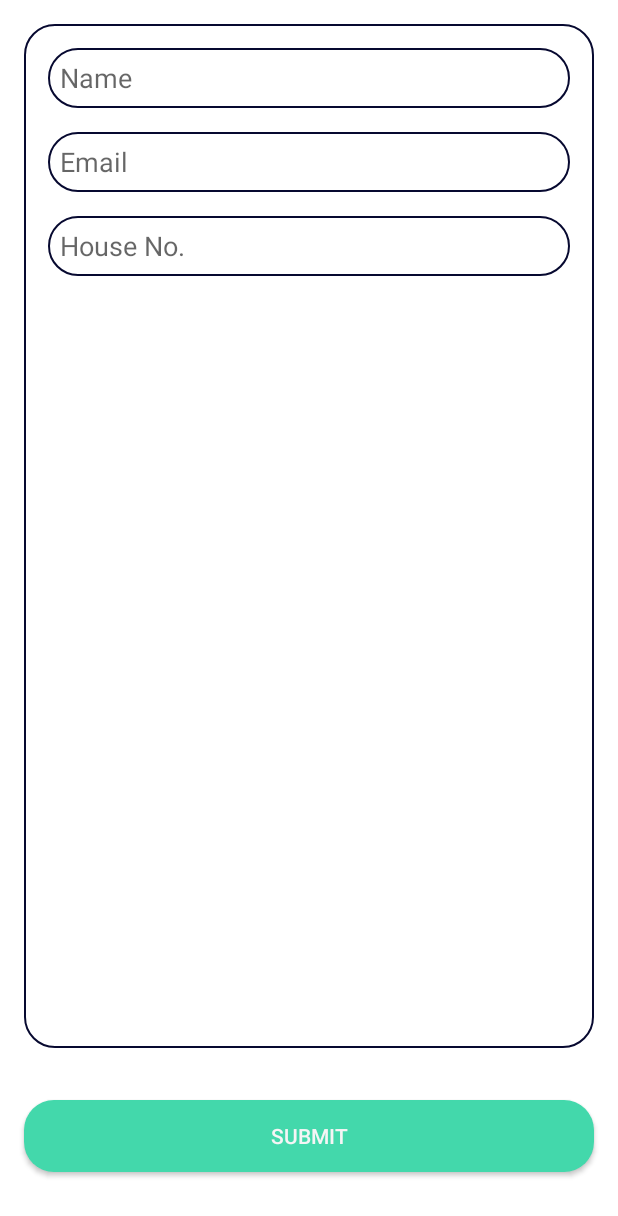
After one commit to lungashandu/OGWatch, an Android app: the UserProfile screen opened directly, with no data from a screen before it, on a phone screen of 412 x 824 dp. The commit adds this screen. Shown: the top 1216 px of the screen. Run offline under Robolectric (Android 15) with nearby library versions, the phone set to English and light mode, and no system bars; our stand-ins replace Firebase (no records; nobody signed in at launch, a user with empty details on screens opened directly).

Commit message:
Saving progress, the laptop fell off the desk. I was worried

```diff
--- a/app/src/main/java/com/example/orientgardenneighbourhoodwatch/CreatePost.java
+++ b/app/src/main/java/com/example/orientgardenneighbourhoodwatch/CreatePost.java
@@ -66,7 +66,7 @@ public class CreatePost extends AppCompatActivity {
             String stolenItem = stolenItemEditText.getText().toString();
             String description = descriptionEditText.getText().toString();
 
-            if (houseNumber.isEmpty() & stolenItem.isEmpty() & description.isEmpty()) {
+            if (houseNumber.isEmpty() || stolenItem.isEmpty() || description.isEmpty()) {
                 Toast.makeText(CreatePost.this, "Please fill all available text fields", Toast.LENGTH_SHORT).show();
 
             } else {
--- /dev/null
+++ b/app/src/main/java/com/example/orientgardenneighbourhoodwatch/UserProfile.java
@@ -0,0 +1,94 @@
+package com.example.orientgardenneighbourhoodwatch;
+
+import android.annotation.SuppressLint;
+import android.content.SharedPreferences;
+import android.os.Bundle;
+import android.view.View;
+import android.widget.Button;
+import android.widget.EditText;
+import android.widget.Toast;
+
+import androidx.annotation.NonNull;
+import androidx.appcompat.app.AppCompatActivity;
+
+import com.google.firebase.auth.FirebaseAuth;
+import com.google.firebase.auth.FirebaseUser;
+import com.google.firebase.database.DataSnapshot;
+import com.google.firebase.database.DatabaseError;
+import com.google.firebase.database.DatabaseReference;
+import com.google.firebase.database.FirebaseDatabase;
+import com.google.firebase.database.ValueEventListener;
+
+import java.util.Objects;
+
+public class UserProfile extends AppCompatActivity {
+    private final DatabaseReference databaseReference = FirebaseDatabase.getInstance().getReference("Users");
+    private String userName;
+    private String userEmail;
+    private String userHouseNumber;
+    private String usercode;
+
+    @Override
+    protected void onCreate(Bundle savedInstanceState) {
+        super.onCreate(savedInstanceState);
+        setContentView(R.layout.activity_user_profile);
+
+        FirebaseUser user = FirebaseAuth.getInstance().getCurrentUser();
+        if (user != null) {
+            userName = user.getDisplayName();
+            userEmail = user.getEmail();
+        }
+
+        EditText nameEditText = findViewById(R.id.userNameEditText);
+        EditText emailEditText = findViewById(R.id.userEmailEditText);
+        EditText houseNumberEditText = findViewById(R.id.ProfileHouseNumberEditText);
+
+        nameEditText.setText(userName);
+        emailEditText.setText(userEmail);
+        houseNumberEditText.requestFocus();
+
+        SharedPreferences sharedPreferences = getSharedPreferences("UserDetails", MODE_PRIVATE);
+
+        Button submitButton = findViewById(R.id.profile_submitButton);
+        submitButton.setOnClickListener(new View.OnClickListener() {
+            @Override
+            public void onClick(View view) {
+                // In case there were changes made on the display name and email
+                if (!Objects.equals(userName, nameEditText.getText().toString())) {
+                    userName = nameEditText.getText().toString();
+                }
+                if (!Objects.equals(userEmail, emailEditText.getText().toString())) {
+                    userEmail = emailEditText.getText().toString();
+                }
+                userHouseNumber = houseNumberEditText.getText().toString();
+
+                if (userName.isEmpty() || userEmail.isEmpty() || userHouseNumber.isEmpty()) {
+                    Toast.makeText(UserProfile.this, "Please fill all available text fields", Toast.LENGTH_SHORT).show();
+                } else {
+                    SharedPreferences.Editor editor = sharedPreferences.edit();
+                    editor.putString("House Number", userHouseNumber);
+                    editor.apply();
+
+                    databaseReference.addListenerForSingleValueEvent(new ValueEventListener() {
+                        @Override
+                        public void onDataChange(@NonNull DataSnapshot snapshot) {
+                            @SuppressLint("DefaultLocale") String count = String.format("%04d", snapshot.getChildrenCount());
+                            usercode = count + System.currentTimeMillis();
+
+                            User user = new User(userName, userEmail, userHouseNumber);
+
+                            databaseReference.child(usercode).setValue(user);
+                        }
+
+                        @Override
+                        public void onCancelled(@NonNull DatabaseError error) {
+
+                        }
+                    });
+                }
+            }
+        });
+    }
+
+
+}
--- /dev/null
+++ b/app/src/main/res/layout/activity_user_profile.xml
@@ -0,0 +1,85 @@
+<?xml version="1.0" encoding="utf-8"?>
+<LinearLayout xmlns:android="http://schemas.android.com/apk/res/android"
+    xmlns:tools="http://schemas.android.com/tools"
+    android:layout_width="match_parent"
+    android:layout_height="match_parent"
+    android:orientation="vertical"
+    tools:context=".UserProfile">
+
+    <LinearLayout
+        android:layout_width="match_parent"
+        android:layout_height="0dp"
+        android:layout_margin="16dp"
+        android:layout_weight="8"
+        android:background="@drawable/rounded_edit_text"
+        android:orientation="vertical">
+
+        <EditText
+            android:id="@+id/userNameEditText"
+            android:layout_width="match_parent"
+            android:layout_height="40dp"
+            android:layout_marginStart="16dp"
+            android:layout_marginTop="16dp"
+            android:layout_marginEnd="16dp"
+            android:background="@drawable/rounded_edit_text"
+            android:hint="@string/user_name"
+            android:inputType="text"
+            android:paddingStart="8dp"
+            android:paddingEnd="8dp"
+            android:singleLine="true"
+            tools:ignore="Autofill" />
+
+        <EditText
+            android:id="@+id/userEmailEditText"
+            android:layout_width="match_parent"
+            android:layout_height="40dp"
+            android:layout_marginStart="16dp"
+            android:layout_marginTop="16dp"
+            android:layout_marginEnd="16dp"
+            android:background="@drawable/rounded_edit_text"
+            android:hint="@string/user_email"
+            android:inputType="text"
+            android:paddingStart="8dp"
+            android:paddingEnd="8dp"
+            android:singleLine="true"
+            tools:ignore="Autofill" />
+
+        <EditText
+            android:id="@+id/ProfileHouseNumberEditText"
+            android:layout_width="match_parent"
+            android:layout_height="40dp"
+            android:layout_marginStart="16dp"
+            android:layout_marginTop="16dp"
+            android:layout_marginEnd="16dp"
+            android:background="@drawable/rounded_edit_text"
+            android:hint="@string/complex_number"
+            android:inputType="number"
+            android:paddingStart="8dp"
+            android:paddingEnd="8dp"
+            android:singleLine="true"
+            tools:ignore="Autofill" />
+
+    </LinearLayout>
+
+    <LinearLayout
+        android:layout_width="match_parent"
+        android:layout_height="0dp"
+        android:layout_marginBottom="24dp"
+        android:layout_weight="1"
+        android:gravity="center"
+        android:orientation="vertical">
+
+        <com.example.orientgardenneighbourhoodwatch.SubmitButton
+            android:id="@+id/profile_submitButton"
+            android:layout_width="match_parent"
+            android:layout_height="48dp"
+            android:layout_marginStart="16dp"
+            android:layout_marginEnd="16dp"
+            android:background="@drawable/rounded_button"
+            android:elevation="8dp"
+            android:text="@string/submit"
+            android:textColor="@color/white" />
+
+    </LinearLayout>
+
+</LinearLayout>
--- a/app/src/main/res/values-night/themes.xml
+++ b/app/src/main/res/values-night/themes.xml
@@ -1,6 +1,6 @@
 <resources xmlns:tools="http://schemas.android.com/tools">
     <!-- Base application theme. -->
-    <style name="Theme.OrientGardenNeighbourhoodWatch" parent="Theme.MaterialComponents.DayNight.DarkActionBar">
+    <style name="Theme.OrientGardenNeighbourhoodWatch" parent="Theme.MaterialComponents.DayNight.NoActionBar">
         <!-- Primary brand color. -->
         <item name="colorPrimary">@color/purple_200</item>
         <item name="colorPrimaryVariant">@color/purple_700</item>
--- a/app/src/main/res/values/colors.xml
+++ b/app/src/main/res/values/colors.xml
@@ -11,4 +11,5 @@
     <color name="accent_blue">#4255FE</color>
     <color name="secondary_colour">#43D8AB</color>
     <color name="waring_colour_orange">#EC535A</color>
+    <color name="white_title">#BFFFFFFF</color>
 </resources>
--- a/app/src/main/res/values/themes.xml
+++ b/app/src/main/res/values/themes.xml
@@ -1,6 +1,6 @@
 <resources xmlns:tools="http://schemas.android.com/tools">
     <!-- Base application theme. -->
-    <style name="Theme.OrientGardenNeighbourhoodWatch" parent="Theme.MaterialComponents.DayNight.DarkActionBar">
+    <style name="Theme.OrientGardenNeighbourhoodWatch" parent="Theme.MaterialComponents.DayNight.NoActionBar">
         <!-- Primary brand color. -->
         <item name="colorPrimary">@color/base_colour</item>
         <item name="colorPrimaryVariant">@color/base_colour</item>
```
Also changed, not shown: app/src/main/AndroidManifest.xml (+5 -11 lines), app/src/main/java/com/example/orientgardenneighbourhoodwatch/LoginActivity.java (+12 -5 lines), app/src/main/java/com/example/orientgardenneighbourhoodwatch/MainActivity.java (+24 -0 lines), app/src/main/java/com/example/orientgardenneighbourhoodwatch/User.java (added, +37 -0 lines), app/src/main/res/drawable/logout_icon.xml (added, +10 -0 lines), app/src/main/res/drawable/profile_icon.xml (added, +11 -0 lines), app/src/main/res/layout/activity_create_post.xml (+10 -3 lines), app/src/main/res/layout/activity_main.xml (+15 -0 lines), app/src/main/res/menu/top_app_bar.xml (added, +20 -0 lines), app/src/main/res/values/strings.xml (+11 -12 lines).
